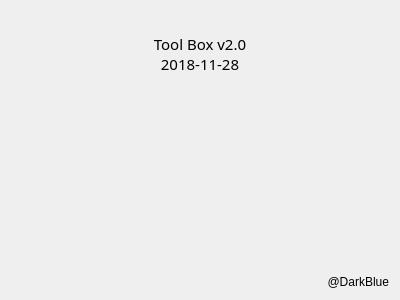
ZhangYuyinGItHub/ToolBox, file ToolBox/about/about.ui: the form before one commit.
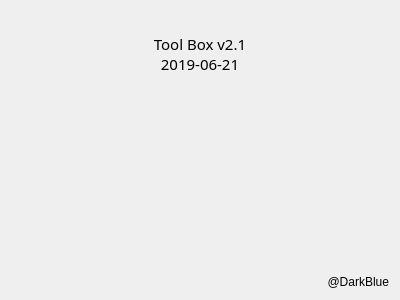
The form after the commit. Icons and pictures are not drawn.

```diff
--- a/ToolBox/about/about.ui
+++ b/ToolBox/about/about.ui
@@ -30,8 +30,8 @@
         </font>
        </property>
        <property name="text">
-        <string>Tool Box v2.0
-2018-11-28</string>
+        <string>Tool Box v2.1
+2019-06-21</string>
        </property>
        <property name="alignment">
         <set>Qt::AlignBottom|Qt::AlignHCenter</set>
```
